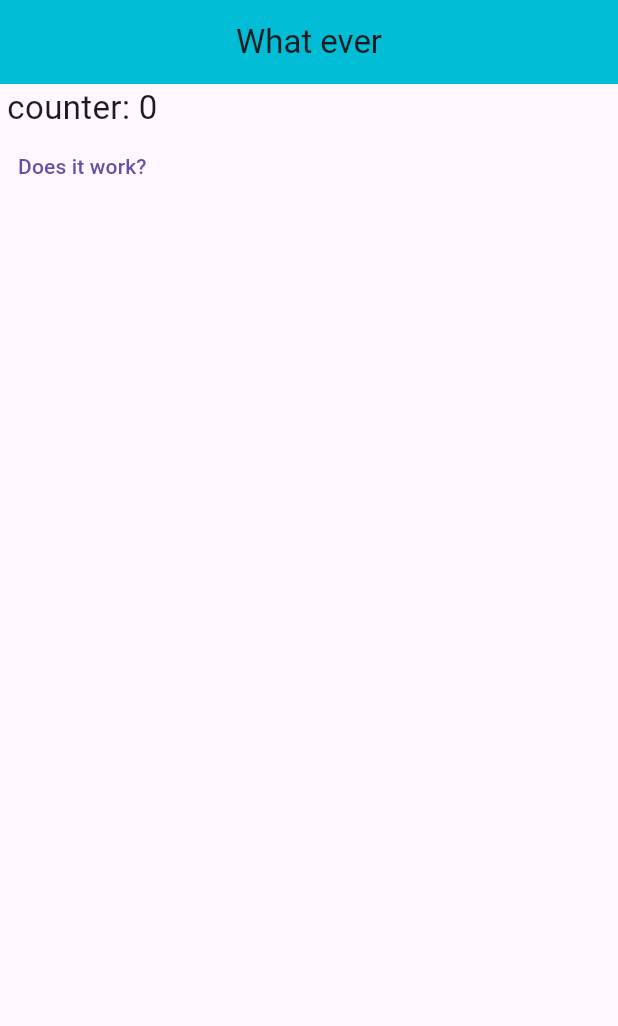
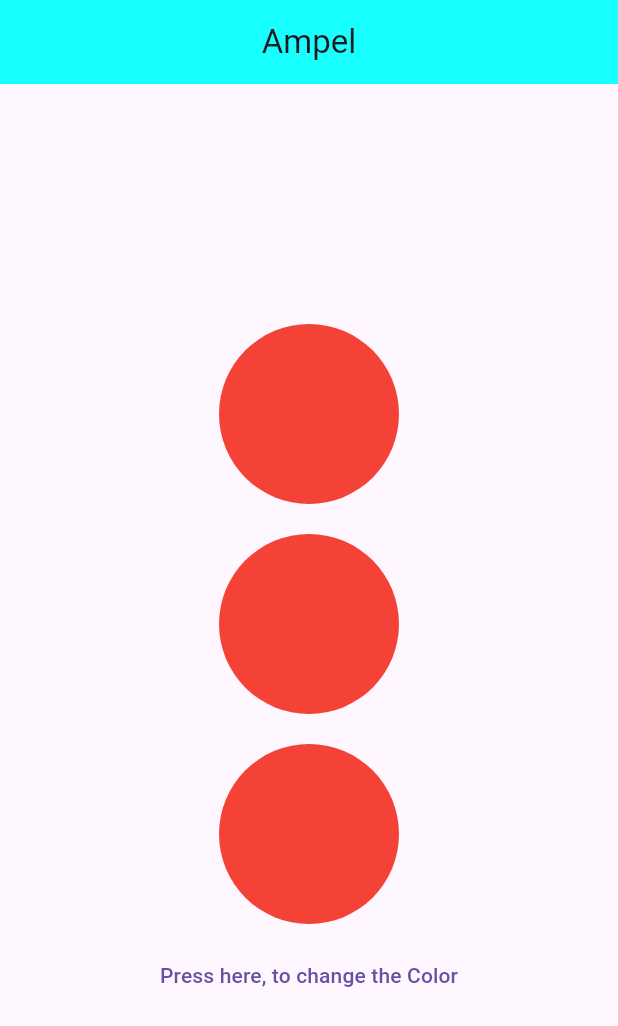
Before and after one commit to SHADOW383-svg/First-Flutter, a Flutter app: the screen it shows after launch, on a phone screen of 412 x 824 dp. Shown: the top 1026 px of the screen. Run offline on Flutter 3.47's test engine with Material 3 defaults, Android fonts, the light colour scheme and no system bars.

Commit message:
Traffic Light, with three LEDs

```diff
--- a/lib/main.dart
+++ b/lib/main.dart
@@ -7,38 +7,49 @@ void main() {
 // Globales Widget -> beschreibt festgelegte Parameter der App im ganzen
 class MyApp extends StatelessWidget {
   const MyApp({super.key});
+
   @override
   Widget build(BuildContext context) {
     return const MaterialApp(title: 'My App', home: HomePage());
   }
 }
 
+//Das ist essentiell, wenn man mit StatefulWidgets arbeiten will
 class HomePage extends StatefulWidget {
   const HomePage({super.key});
+
   @override
   State<HomePage> createState() => _HomePageState();
 }
 
-class ChangeValue1 extends ChangeNotifier {
-  int _count = 0;
-  int get count => _count;
-  void increaseValue() {
-    _count++;
+class Ampel extends ChangeNotifier {
+  int _currentIndex = 0;
+  int get currentIndex => _currentIndex;
+
+  List<Color> farbe = [Colors.red, Colors.yellow, Colors.green];
+
+  void changeColor() {
+    _currentIndex = currentIndex + 1;
+
+    if (_currentIndex == farbe.length) {
+      _currentIndex = 0;
+    }
     notifyListeners();
   }
 }
 
 class _HomePageState extends State<HomePage> {
-  late ChangeValue1 changeValue0;
+  late Ampel ampel1;
+
   @override
   void initState() {
     super.initState();
-    changeValue0 = ChangeValue1();
+    ampel1 = Ampel();
   }
 
   @override
   void dispose() {
-    changeValue0.dispose();
+    ampel1.dispose();
     super.dispose();
   }
 
@@ -46,28 +57,67 @@ class _HomePageState extends State<HomePage> {
   Widget build(BuildContext context) {
     return Scaffold(
       appBar: AppBar(
-        title: const Text("What ever"),
-        backgroundColor: Colors.cyan,
+        title: const Text("Ampel"),
+        backgroundColor: Colors.cyanAccent,
         centerTitle: true,
       ),
-      body: Column(
+      body: Center(
+        child: Column(
+          mainAxisAlignment: MainAxisAlignment.center,
+          crossAxisAlignment: CrossAxisAlignment.center,
           children: [
             ListenableBuilder(
-            listenable: changeValue0,
+              listenable: ampel1,
               builder: (context, child) {
-              return Text(
-                'counter: ${changeValue0.count}',
-                style: const TextStyle(fontSize: 22),
+                return Column(
+                  children: [
+                    Container(
+                      width: 120,
+                      height: 120,
+                      padding: EdgeInsets.all(10),
+                      margin: EdgeInsets.all(10),
+                      alignment: Alignment.center,
+                      decoration: BoxDecoration(
+                        color: ampel1.farbe[ampel1.currentIndex],
+                        shape: BoxShape.circle,
+                      ),
+                    ),
+
+                    Container(
+                      width: 120,
+                      height: 120,
+                      padding: EdgeInsets.all(10),
+                      margin: EdgeInsets.all(10),
+                      alignment: Alignment.center,
+                      decoration: BoxDecoration(
+                        color: ampel1.farbe[ampel1.currentIndex],
+                        shape: BoxShape.circle,
+                      ),
+                    ),
+                    Container(
+                      width: 120,
+                      height: 120,
+                      padding: EdgeInsets.all(10),
+                      margin: EdgeInsets.all(10),
+                      alignment: Alignment.center,
+                      decoration: BoxDecoration(
+                        color: ampel1.farbe[ampel1.currentIndex],
+                        shape: BoxShape.circle,
+                      ),
+                    ),
+                  ],
                 );
               },
             ),
+
             TextButton(
               onPressed: () {
-              changeValue0.increaseValue();
+                ampel1.changeColor();
               },
-            child: const Text("Does it work?"),
+              child: Text("Press here, to change the Color"),
             ),
           ],
+        ),
       ),
     );
   }
```
Lines whose indentation alone changed are shown as unchanged.
